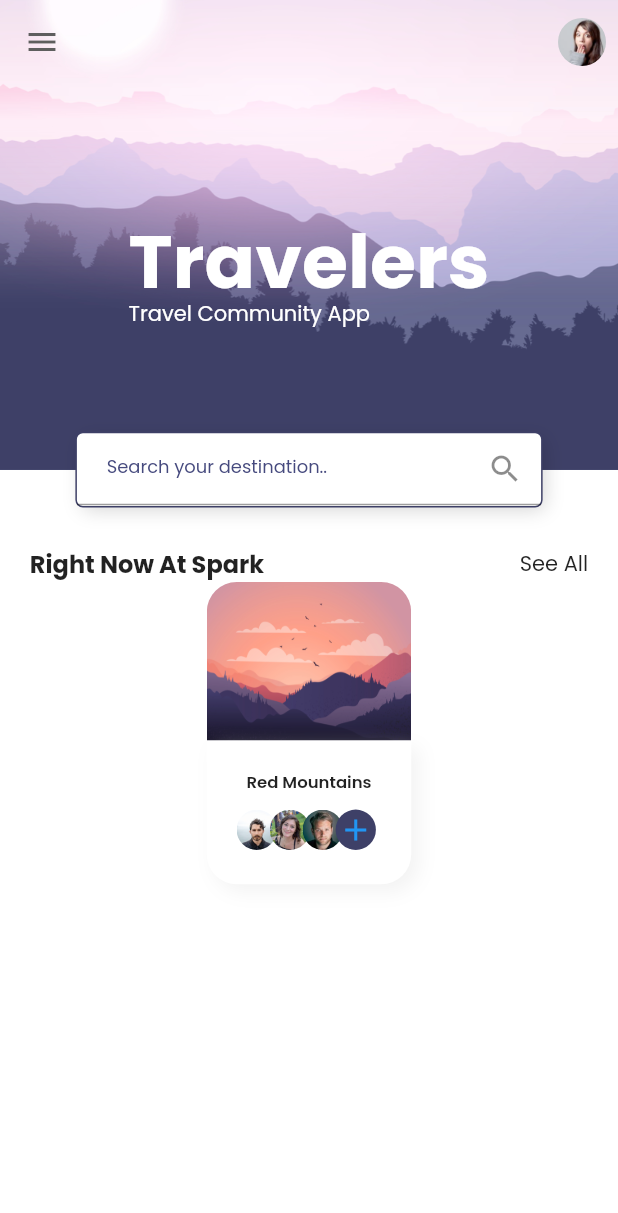
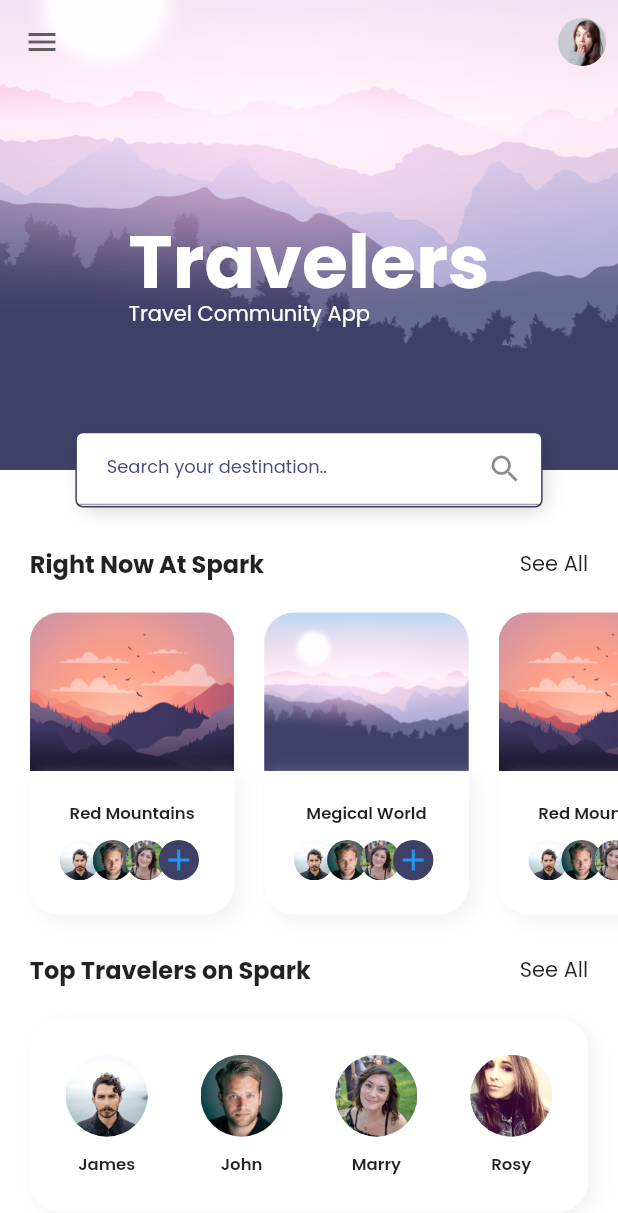
Before and after one commit to nsakenov/travel_app_ui, a Flutter app: the screen it shows after launch, on a phone screen of 412 x 824 dp. Shown: the top 1213 px of the screen. Run offline on Flutter 3.47's test engine with Material 2 defaults, Android fonts, the phone set to English and light mode, and no system bars; our stand-ins replace google_fonts.

Commit message:
added top travelers section

```diff
--- /dev/null
+++ b/lib/components/place_card.dart
@@ -0,0 +1,126 @@
+import 'package:flutter/material.dart';
+import 'package:travel_app_ui/models/TravelSpot.dart';
+import 'package:travel_app_ui/models/User.dart';
+import '../constants.dart';
+import '../size_config.dart';
+
+class PlaceCard extends StatelessWidget {
+  PlaceCard({
+    required this.travelSpot,
+    required this.press,
+  });
+
+  final TravelSpot travelSpot;
+  final GestureTapCallback press;
+
+  @override
+  Widget build(BuildContext context) {
+    return SizedBox(
+      width: getProportionateScreenWidth(137),
+      child: Column(
+        children: [
+          AspectRatio(
+            aspectRatio: 1.29,
+            child: Container(
+              decoration: BoxDecoration(
+                  borderRadius: BorderRadius.only(
+                    topLeft: Radius.circular(20),
+                    topRight: Radius.circular(20),
+                  ),
+                  image: DecorationImage(
+                    image: AssetImage(travelSpot.image),
+                    fit: BoxFit.cover,
+                  )),
+            ),
+          ),
+          Container(
+            width: getProportionateScreenWidth(137),
+            padding: EdgeInsets.all(
+              getProportionateScreenWidth(kDefaultPadding),
+            ),
+            decoration: BoxDecoration(
+              color: Colors.white,
+              boxShadow: [kDefualtShadow],
+              borderRadius: BorderRadius.only(
+                bottomLeft: Radius.circular(20),
+                bottomRight: Radius.circular(20),
+              ),
+            ),
+            child: Column(
+              children: [
+                Text(
+                  travelSpot.name,
+                  style: TextStyle(
+                    fontSize: 11,
+                    fontWeight: FontWeight.w600,
+                  ),
+                ),
+                VerticalSpacing(of: 10),
+                Travelers(users: travelSpot.users)
+              ],
+            ),
+          )
+        ],
+      ),
+    );
+  }
+}
+
+class Travelers extends StatelessWidget {
+  Travelers({required this.users});
+
+  final List<User> users;
+
+  @override
+  Widget build(BuildContext context) {
+    int totalUser = 0;
+    return SizedBox(
+      width: double.infinity,
+      height: getProportionateScreenWidth(30),
+      child: Stack(
+        clipBehavior: Clip.none,
+        children: [
+          ...List.generate(users.length, (index) {
+            totalUser++;
+            return Positioned(
+              left: (22 * index).toDouble(),
+              child: buildTravelerFace(index),
+            );
+          }),
+          Positioned(
+            left: (22 * totalUser).toDouble(),
+            child: SizedBox(
+              height: getProportionateScreenWidth(27),
+              width: getProportionateScreenWidth(27),
+              child: TextButton(
+                style: ButtonStyle(
+                  padding:
+                      MaterialStateProperty.all<EdgeInsets>(EdgeInsets.zero),
+                  backgroundColor: MaterialStateProperty.all(kPrimaryColor),
+                  shape: MaterialStateProperty.all(
+                    RoundedRectangleBorder(
+                      borderRadius: BorderRadius.circular(27.0),
+                    ),
+                  ),
+                ),
+                onPressed: () {},
+                child: Icon(Icons.add),
+              ),
+            ),
+          )
+        ],
+      ),
+    );
+  }
+
+  ClipOval buildTravelerFace(int index) {
+    return ClipOval(
+      child: Image.asset(
+        users[index].image,
+        height: getProportionateScreenWidth(27),
+        width: getProportionateScreenWidth(27),
+        fit: BoxFit.cover,
+      ),
+    );
+  }
+}
--- a/lib/models/TravelSpot.dart
+++ b/lib/models/TravelSpot.dart
@@ -32,6 +32,24 @@ List<TravelSpot> travelSpots = [
     image: "assets/images/Red_Mountains.png",
     date: DateTime(2020, 10, 15),
   ),
+  TravelSpot(
+    users: users..shuffle(),
+    name: "Red Mountains",
+    image: "assets/images/Red_Mountains.png",
+    date: DateTime(2020, 10, 15),
+  ),
+  TravelSpot(
+    users: users..shuffle(),
+    name: "Megical World",
+    image: "assets/images/Magical_World.png",
+    date: DateTime(2020, 3, 10),
+  ),
+  TravelSpot(
+    users: users..shuffle(),
+    name: "Red Mountains",
+    image: "assets/images/Red_Mountains.png",
+    date: DateTime(2020, 10, 15),
+  ),
 ];
 
 List<User> users = [user1, user2, user3];
--- a/lib/screens/components/body.dart
+++ b/lib/screens/components/body.dart
@@ -1,7 +1,7 @@
 import 'package:flutter/material.dart';
 import 'package:travel_app_ui/components/section_title.dart';
-import 'package:travel_app_ui/constants.dart';
-import 'package:travel_app_ui/models/TravelSpot.dart';
+import 'package:travel_app_ui/screens/components/popular_places.dart';
+import 'package:travel_app_ui/screens/components/top_travelers.dart';
 import 'package:travel_app_ui/size_config.dart';
 import 'home_header.dart';
 
@@ -14,122 +14,17 @@ class Body extends StatelessWidget {
       child: Column(
         children: [
           HomeHeader(),
-          VerticalSpacing(
-            of: 50,
-          ),
+          VerticalSpacing(of: 50),
+          PopularPlaces(),
+          VerticalSpacing(),
           SectionTitle(
-            title: 'Right Now At Spark',
+            title: 'Top Travelers on Spark',
             press: () {},
           ),
-          SizedBox(
-            width: getProportionateScreenWidth(137),
-            child: Column(
-              children: [
-                AspectRatio(
-                  aspectRatio: 1.29,
-                  child: Container(
-                    decoration: BoxDecoration(
-                        borderRadius: BorderRadius.only(
-                          topLeft: Radius.circular(20),
-                          topRight: Radius.circular(20),
-                        ),
-                        image: DecorationImage(
-                          image: AssetImage(travelSpots[0].image),
-                          fit: BoxFit.cover,
-                        )),
-                  ),
-                ),
-                Container(
-                  width: getProportionateScreenWidth(137),
-                  padding: EdgeInsets.all(
-                    getProportionateScreenWidth(kDefaultPadding),
-                  ),
-                  decoration: BoxDecoration(
-                    color: Colors.white,
-                    boxShadow: [kDefualtShadow],
-                    borderRadius: BorderRadius.only(
-                      bottomLeft: Radius.circular(20),
-                      bottomRight: Radius.circular(20),
-                    ),
-                  ),
-                  child: Column(
-                    children: [
-                      Text(
-                        travelSpots[0].name,
-                        style: TextStyle(
-                          fontSize: 11,
-                          fontWeight: FontWeight.w600,
-                        ),
-                      ),
-                      VerticalSpacing(of: 10),
-                      Travelers()
-                    ],
-                  ),
-                )
-              ],
-            ),
-          )
+          VerticalSpacing(of: 20),
+          TopTravelers(),
         ],
       ),
     );
   }
 }
-
-class Travelers extends StatelessWidget {
-  const Travelers({
-    Key? key,
-  }) : super(key: key);
-
-  @override
-  Widget build(BuildContext context) {
-    int totalUser = 0;
-    return SizedBox(
-      width: double.infinity,
-      height: getProportionateScreenWidth(30),
-      child: Stack(
-        clipBehavior: Clip.none,
-        children: [
-          ...List.generate(travelSpots[0].users.length, (index) {
-            totalUser++;
-            return Positioned(
-              left: (22 * index).toDouble(),
-              child: buildTravelerFace(index),
-            );
-          }),
-          Positioned(
-            left: (22 * totalUser).toDouble(),
-            child: SizedBox(
-              height: getProportionateScreenWidth(27),
-              width: getProportionateScreenWidth(27),
-              child: TextButton(
-                style: ButtonStyle(
-                  padding:
-                      MaterialStateProperty.all<EdgeInsets>(EdgeInsets.zero),
-                  backgroundColor: MaterialStateProperty.all(kPrimaryColor),
-                  shape: MaterialStateProperty.all(
-                    RoundedRectangleBorder(
-                      borderRadius: BorderRadius.circular(27.0),
-                    ),
-                  ),
-                ),
-                onPressed: () {},
-                child: Icon(Icons.add),
-              ),
-            ),
-          )
-        ],
-      ),
-    );
-  }
-
-  ClipOval buildTravelerFace(int index) {
-    return ClipOval(
-      child: Image.asset(
-        travelSpots[0].users[index].image,
-        height: getProportionateScreenWidth(27),
-        width: getProportionateScreenWidth(27),
-        fit: BoxFit.cover,
-      ),
-    );
-  }
-}
--- /dev/null
+++ b/lib/screens/components/popular_places.dart
@@ -0,0 +1,48 @@
+import 'package:flutter/material.dart';
+import 'package:travel_app_ui/components/place_card.dart';
+import 'package:travel_app_ui/components/section_title.dart';
+import 'package:travel_app_ui/models/TravelSpot.dart';
+import 'package:travel_app_ui/models/User.dart';
+import '../../constants.dart';
+import '../../size_config.dart';
+
+class PopularPlaces extends StatelessWidget {
+  const PopularPlaces({
+    Key? key,
+  }) : super(key: key);
+
+  @override
+  Widget build(BuildContext context) {
+    return Column(
+      children: [
+        SectionTitle(
+          title: 'Right Now At Spark',
+          press: () {},
+        ),
+        VerticalSpacing(of: 20),
+        SingleChildScrollView(
+          clipBehavior: Clip.none,
+          scrollDirection: Axis.horizontal,
+          child: Row(
+            children: [
+              ...List.generate(
+                travelSpots.length,
+                (index) => Padding(
+                  padding:
+                      EdgeInsets.only(left: getProportionateScreenWidth(20)),
+                  child: PlaceCard(
+                    travelSpot: travelSpots[index],
+                    press: () {},
+                  ),
+                ),
+              ),
+              SizedBox(
+                width: getProportionateScreenWidth(20),
+              )
+            ],
+          ),
+        ),
+      ],
+    );
+  }
+}
--- /dev/null
+++ b/lib/screens/components/top_travelers.dart
@@ -0,0 +1,67 @@
+import 'package:flutter/material.dart';
+import 'package:travel_app_ui/models/User.dart';
+import '../../constants.dart';
+import '../../size_config.dart';
+
+class TopTravelers extends StatelessWidget {
+  const TopTravelers({
+    Key? key,
+  }) : super(key: key);
+
+  @override
+  Widget build(BuildContext context) {
+    return Container(
+      width: double.infinity,
+      margin: EdgeInsets.symmetric(
+        horizontal: getProportionateScreenWidth(kDefaultPadding),
+      ),
+      padding: EdgeInsets.all(getProportionateScreenWidth(24)),
+      decoration: BoxDecoration(
+        color: Colors.white,
+        borderRadius: BorderRadius.circular(20),
+        boxShadow: [kDefualtShadow],
+      ),
+      child: Row(
+        mainAxisAlignment: MainAxisAlignment.spaceBetween,
+        children: [
+          ...List.generate(
+            topTravelers.length,
+            (index) => UserCard(
+              user: topTravelers[index],
+            ),
+          )
+        ],
+      ),
+    );
+  }
+}
+
+class UserCard extends StatelessWidget {
+  UserCard({required this.user});
+
+  final User user;
+
+  @override
+  Widget build(BuildContext context) {
+    return Column(
+      children: [
+        ClipOval(
+          child: Image.asset(
+            user.image,
+            height: getProportionateScreenWidth(55),
+            width: getProportionateScreenWidth(55),
+            fit: BoxFit.cover,
+          ),
+        ),
+        VerticalSpacing(of: 10),
+        Text(
+          user.name,
+          style: TextStyle(
+            fontSize: 11,
+            fontWeight: FontWeight.w600,
+          ),
+        )
+      ],
+    );
+  }
+}
```
